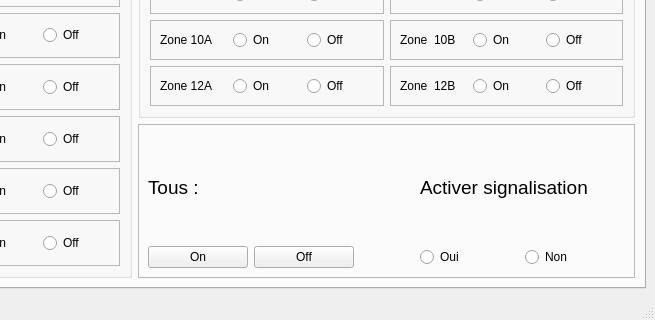
Old version of the form ui/control.ui in the repository Elfix3/TCO; both pictures show x 385 to 1040 and y 254 to 574 of the 1040 by 574 pixel window.
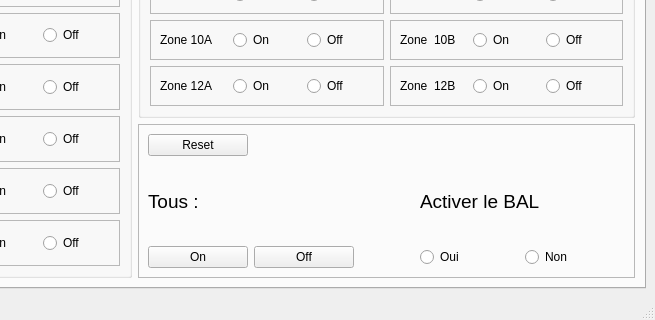
New version of the form. The open tabs and pages were chosen to show the change.

Diff of the .ui file:
```diff
--- a/ui/control.ui
+++ b/ui/control.ui
@@ -34,59 +34,14 @@
            <enum>QFrame::Shadow::Raised</enum>
           </property>
           <layout class="QGridLayout" name="gridLayout_36">
-           <item row="0" column="3" colspan="2">
-            <widget class="QLabel" name="label_36">
-             <property name="font">
-              <font>
-               <pointsize>14</pointsize>
-              </font>
-             </property>
-             <property name="text">
-              <string>Activer signalisation</string>
-             </property>
-            </widget>
-           </item>
-           <item row="1" column="4">
-            <widget class="QRadioButton" name="radioButton_5">
-             <property name="text">
-              <string>Non</string>
-             </property>
-            </widget>
-           </item>
-           <item row="1" column="0">
-            <widget class="QPushButton" name="pushButton">
-             <property name="text">
-              <string>On</string>
-             </property>
-            </widget>
-           </item>
-           <item row="1" column="1">
-            <widget class="QPushButton" name="pushButton_2">
-             <property name="text">
-              <string>Off</string>
-             </property>
-            </widget>
-           </item>
-           <item row="0" column="0">
-            <widget class="QLabel" name="label_35">
-             <property name="font">
-              <font>
-               <pointsize>14</pointsize>
-              </font>
-             </property>
-             <property name="text">
-              <string>Tous :</string>
-             </property>
-            </widget>
-           </item>
-           <item row="1" column="3">
+           <item row="3" column="3">
             <widget class="QRadioButton" name="radioButton_3">
              <property name="text">
               <string>Oui</string>
              </property>
             </widget>
            </item>
-           <item row="1" column="2">
+           <item row="3" column="2">
             <spacer name="horizontalSpacer">
              <property name="orientation">
               <enum>Qt::Orientation::Horizontal</enum>
@@ -102,6 +57,58 @@
              </property>
             </spacer>
            </item>
+           <item row="3" column="1">
+            <widget class="QPushButton" name="pushButton_2">
+             <property name="text">
+              <string>Off</string>
+             </property>
+            </widget>
+           </item>
+           <item row="3" column="0">
+            <widget class="QPushButton" name="pushButton">
+             <property name="text">
+              <string>On</string>
+             </property>
+            </widget>
+           </item>
+           <item row="3" column="4">
+            <widget class="QRadioButton" name="radioButton_5">
+             <property name="text">
+              <string>Non</string>
+             </property>
+            </widget>
+           </item>
+           <item row="2" column="3" colspan="2">
+            <widget class="QLabel" name="label_36">
+             <property name="font">
+              <font>
+               <pointsize>14</pointsize>
+              </font>
+             </property>
+             <property name="text">
+              <string>Activer le BAL</string>
+             </property>
+            </widget>
+           </item>
+           <item row="2" column="0">
+            <widget class="QLabel" name="label_35">
+             <property name="font">
+              <font>
+               <pointsize>14</pointsize>
+              </font>
+             </property>
+             <property name="text">
+              <string>Tous :</string>
+             </property>
+            </widget>
+           </item>
+           <item row="0" column="0">
+            <widget class="QPushButton" name="pushButton_3">
+             <property name="text">
+              <string>Reset</string>
+             </property>
+            </widget>
+           </item>
           </layout>
          </widget>
         </item>
```
Left out of the diff: 58 changed lines with no effect on the pictures.
